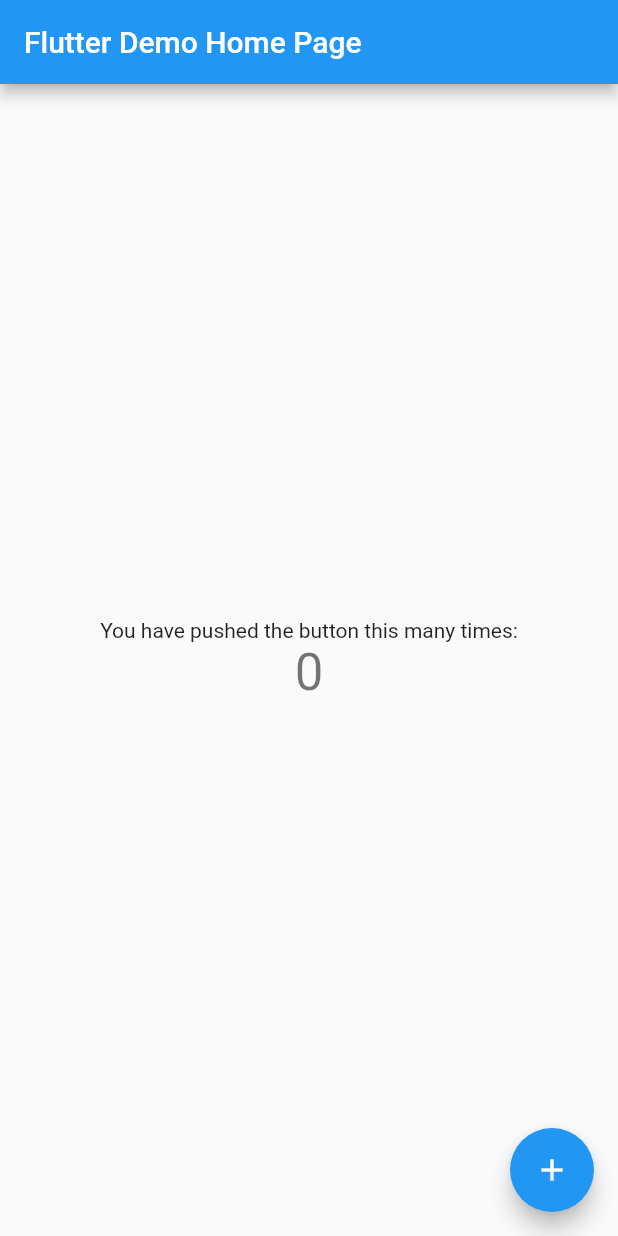
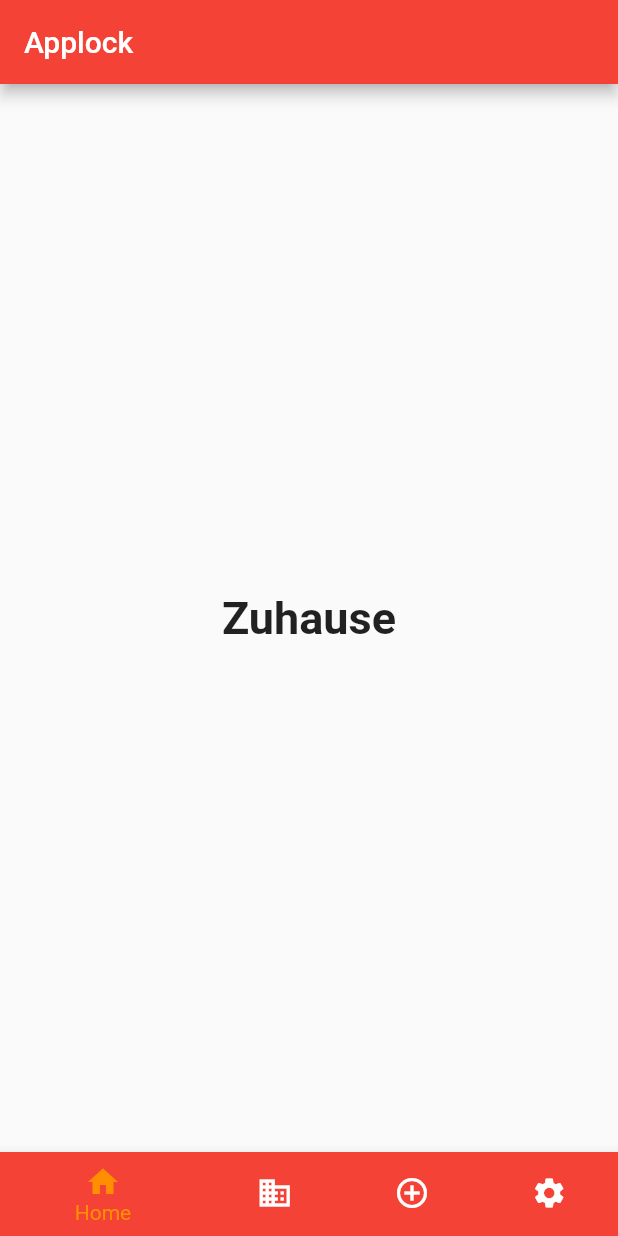
Before and after one commit to Teomen77/flutterApp, a Flutter app: the screen it shows after launch, on a phone screen of 412 x 824 dp. Run offline on Flutter 3.47's test engine with Material 2 defaults, Android fonts, the phone set to English and light mode, and no system bars.

Commit message:
cleanerer Code, seiten Home,Stats,Template,Settings wurden im lib ordner unter Pages angelegt.

```diff
--- /dev/null
+++ b/lib/Pages/home_page.dart
@@ -0,0 +1,80 @@
+import 'package:flutter/material.dart';
+
+class HomePage extends StatefulWidget {
+  const HomePage({Key? key}) : super(key: key);
+
+  @override
+  State<HomePage> createState() => _HomePageState();
+}
+
+
+
+class _HomePageState extends State<HomePage> {
+  int _selectedIndex = 0;
+  static const TextStyle optionStyle =
+  TextStyle(fontSize: 30, fontWeight: FontWeight.bold);
+  static const List<Widget> _widgetOptions = <Widget>[
+    Text(
+      'Zuhause',
+      style: optionStyle,
+    ),
+    Text(
+      'Hier könnte deine Werbung stehen',
+      style: optionStyle,
+    ),
+    Text(
+      'Und noch mehr Werbung',
+      style: optionStyle,
+    ),
+    Text(
+      'Amogus',
+      style: optionStyle,
+    ),
+  ];
+
+  void _onItemTapped(int index) {
+    setState(() {
+      _selectedIndex = index;
+    });
+  }
+
+  @override
+  Widget build(BuildContext context) {
+    return Scaffold(
+      appBar: AppBar(
+        title: const Text('Applock'),
+        backgroundColor: Colors.red,
+      ),
+      body: Center(
+        child: _widgetOptions.elementAt(_selectedIndex),
+      ),
+      bottomNavigationBar: BottomNavigationBar(
+        items: const <BottomNavigationBarItem>[
+          BottomNavigationBarItem(
+            icon: Icon(Icons.home),
+            label: 'Home',
+            backgroundColor: Colors.red,
+          ),
+          BottomNavigationBarItem(
+            icon: Icon(Icons.business),
+            label: 'Stats',
+            backgroundColor: Colors.redAccent,
+          ),
+          BottomNavigationBarItem(
+            icon: Icon(Icons.add_circle_outline),
+            label: 'Template',
+            backgroundColor: Colors.deepOrange,
+          ),
+          BottomNavigationBarItem(
+            icon: Icon(Icons.settings),
+            label: 'Settings',
+            backgroundColor: Colors.deepOrangeAccent,
+          ),
+        ],
+        currentIndex: _selectedIndex,
+        selectedItemColor: Colors.amber[800],
+        onTap: _onItemTapped,
+      ),
+    );
+  }
+}
--- a/lib/main.dart
+++ b/lib/main.dart
@@ -1,117 +1,18 @@
+import 'package:applock/Pages/home_page.dart';
 import 'package:flutter/material.dart';
 
-void main() {
-  runApp(const MyApp());
-}
+void main() => runApp(const MyApp());
 
 class MyApp extends StatelessWidget {
   const MyApp({super.key});
 
-  // This widget is the root of your application.
+  static const String _title = 'Applock';
+
   @override
   Widget build(BuildContext context) {
-    return MaterialApp(
-      title: 'Flutter Demo',
-      theme: ThemeData(
-        // This is the theme of your application.
-        //
-        // Try running your application with "flutter run". You'll see the
-        // application has a blue toolbar. Then, without quitting the app, try
-        // changing the primarySwatch below to Colors.green and then invoke
-        // "hot reload" (press "r" in the console where you ran "flutter run",
-        // or simply save your changes to "hot reload" in a Flutter IDE).
-        // Notice that the counter didn't reset back to zero; the application
-        // is not restarted.
-        primarySwatch: Colors.blue,
-      ),
-      home: const MyHomePage(title: 'Flutter Demo Home Page'),
+    return const MaterialApp(
+      title: _title,
+      home: HomePage(),
     );
   }
 }
-
-class MyHomePage extends StatefulWidget {
-  const MyHomePage({super.key, required this.title});
-
-  // This widget is the home page of your application. It is stateful, meaning
-  // that it has a State object (defined below) that contains fields that affect
-  // how it looks.
-
-  // This class is the configuration for the state. It holds the values (in this
-  // case the title) provided by the parent (in this case the App widget) and
-  // used by the build method of the State. Fields in a Widget subclass are
-  // always marked "final".
-
-  final String title;
-
-  @override
-  State<MyHomePage> createState() => _MyHomePageState();
-}
-
-class _MyHomePageState extends State<MyHomePage> {
-  int _counter = 0;
-
-  void _incrementCounter() {
-    setState(() {
-      // This call to setState tells the Flutter framework that something has
-      // changed in this State, which causes it to rerun the build method below
-      // so that the display can reflect the updated values. If we changed
-      // _counter without calling setState(), then the build method would not be
-      // called again, and so nothing would appear to happen.
-      _counter++;
-    });
-  }
-
-  @override
-  Widget build(BuildContext context) {
-    // This method is rerun every time setState is called, for instance as done
-    // by the _incrementCounter method above.
-    //
-    // The Flutter framework has been optimized to make rerunning build methods
-    // fast, so that you can just rebuild anything that needs updating rather
-    // than having to individually change instances of widgets.
-    return Scaffold(
-      appBar: AppBar(
-        // Here we take the value from the MyHomePage object that was created by
-        // the App.build method, and use it to set our appbar title.
-        title: Text(widget.title),
-      ),
-      body: Center(
-        // Center is a layout widget. It takes a single child and positions it
-        // in the middle of the parent.
-        child: Column(
-          // Column is also a layout widget. It takes a list of children and
-          // arranges them vertically. By default, it sizes itself to fit its
-          // children horizontally, and tries to be as tall as its parent.
-          //
-          // Invoke "debug painting" (press "p" in the console, choose the
-          // "Toggle Debug Paint" action from the Flutter Inspector in Android
-          // Studio, or the "Toggle Debug Paint" command in Visual Studio Code)
-          // to see the wireframe for each widget.
-          //
-          // Column has various properties to control how it sizes itself and
-          // how it positions its children. Here we use mainAxisAlignment to
-          // center the children vertically; the main axis here is the vertical
-          // axis because Columns are vertical (the cross axis would be
-          // horizontal).
-          // Das ist ein Kommentar
-          // Das ist der 2. Kommentar
-          mainAxisAlignment: MainAxisAlignment.center,
-          children: <Widget>[
-            const Text(
-              'You have pushed the button this many times:',
-            ),
-            Text(
-              '$_counter',
-              style: Theme.of(context).textTheme.headline4,
-            ),
-          ],
-        ),
-      ),
-      floatingActionButton: FloatingActionButton(
-        onPressed: _incrementCounter,
-        tooltip: 'Increment',
-        child: const Icon(Icons.add),
-      ), // This trailing comma makes auto-formatting nicer for build methods.
-    );
-  }
-}
```
Also changed, not shown: lib/Pages/settings_page.dart (added, +15 -0 lines), lib/Pages/stats_page.dart (added, +15 -0 lines), lib/Pages/template_page.dart (added, +15 -0 lines).
